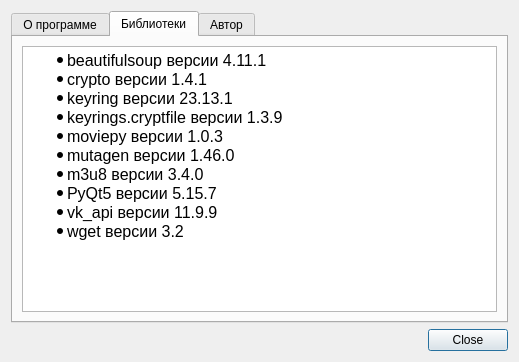
qwertyadrian/vk-music-downloader, file src/vkmusicd/ui_files/about.ui: the form before one commit.
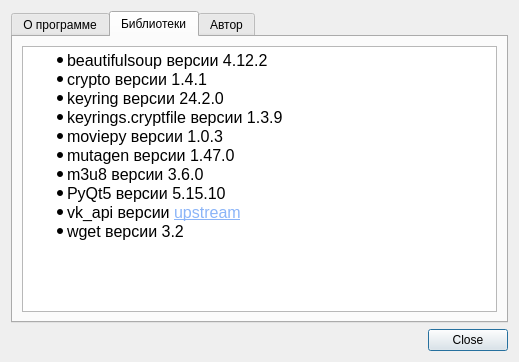
The form after the commit. The open tabs and pages were chosen to show the change.

What changed in the file:
```diff
--- a/src/vkmusicd/ui_files/about.ui
+++ b/src/vkmusicd/ui_files/about.ui
@@ -55,15 +55,15 @@
 &lt;html&gt;&lt;head&gt;&lt;meta name=&quot;qrichtext&quot; content=&quot;1&quot; /&gt;&lt;style type=&quot;text/css&quot;&gt;
 p, li { white-space: pre-wrap; }
 &lt;/style&gt;&lt;/head&gt;&lt;body style=&quot; font-family:'Noto Sans'; font-size:12pt; font-weight:400; font-style:normal;&quot;&gt;
-&lt;ul style=&quot;margin-top: 0px; margin-bottom: 0px; margin-left: 0px; margin-right: 0px; -qt-list-indent: 1;&quot;&gt;&lt;li style=&quot;&quot; style=&quot; margin-top:0px; margin-bottom:0px; margin-left:0px; margin-right:0px; -qt-block-indent:0; text-indent:0px;&quot;&gt;beautifulsoup версии 4.11.1&lt;/li&gt;&lt;/ul&gt;
+&lt;ul style=&quot;margin-top: 0px; margin-bottom: 0px; margin-left: 0px; margin-right: 0px; -qt-list-indent: 1;&quot;&gt;&lt;li style=&quot;&quot; style=&quot; margin-top:0px; margin-bottom:0px; margin-left:0px; margin-right:0px; -qt-block-indent:0; text-indent:0px;&quot;&gt;beautifulsoup версии 4.12.2&lt;/li&gt;&lt;/ul&gt;
 &lt;ul style=&quot;margin-top: 0px; margin-bottom: 0px; margin-left: 0px; margin-right: 0px; -qt-list-indent: 1;&quot;&gt;&lt;li style=&quot;&quot; style=&quot; margin-top:0px; margin-bottom:0px; margin-left:0px; margin-right:0px; -qt-block-indent:0; text-indent:0px;&quot;&gt;crypto версии 1.4.1&lt;/li&gt;&lt;/ul&gt;
-&lt;ul style=&quot;margin-top: 0px; margin-bottom: 0px; margin-left: 0px; margin-right: 0px; -qt-list-indent: 1;&quot;&gt;&lt;li style=&quot;&quot; style=&quot; margin-top:0px; margin-bottom:0px; margin-left:0px; margin-right:0px; -qt-block-indent:0; text-indent:0px;&quot;&gt;keyring версии 23.13.1&lt;/li&gt;
+&lt;ul style=&quot;margin-top: 0px; margin-bottom: 0px; margin-left: 0px; margin-right: 0px; -qt-list-indent: 1;&quot;&gt;&lt;li style=&quot;&quot; style=&quot; margin-top:0px; margin-bottom:0px; margin-left:0px; margin-right:0px; -qt-block-indent:0; text-indent:0px;&quot;&gt;keyring версии 24.2.0&lt;/li&gt;
 &lt;li style=&quot;&quot; style=&quot; margin-top:0px; margin-bottom:0px; margin-left:0px; margin-right:0px; -qt-block-indent:0; text-indent:0px;&quot;&gt;keyrings.cryptfile версии 1.3.9&lt;/li&gt;
 &lt;ul style=&quot;margin-top: 0px; margin-bottom: 0px; margin-left: 0px; margin-right: 0px; -qt-list-indent: 1;&quot;&gt;&lt;li style=&quot;&quot; style=&quot; margin-top:0px; margin-bottom:0px; margin-left:0px; margin-right:0px; -qt-block-indent:0; text-indent:0px;&quot;&gt;moviepy версии 1.0.3&lt;/li&gt;&lt;/ul&gt;
-&lt;li style=&quot;&quot; style=&quot; margin-top:0px; margin-bottom:0px; margin-left:0px; margin-right:0px; -qt-block-indent:0; text-indent:0px;&quot;&gt;mutagen версии 1.46.0&lt;/li&gt;
-&lt;li style=&quot;&quot; style=&quot; margin-top:0px; margin-bottom:0px; margin-left:0px; margin-right:0px; -qt-block-indent:0; text-indent:0px;&quot;&gt;m3u8 версии 3.4.0&lt;/li&gt;&lt;/ul&gt;
-&lt;ul style=&quot;margin-top: 0px; margin-bottom: 0px; margin-left: 0px; margin-right: 0px; -qt-list-indent: 1;&quot;&gt;&lt;li style=&quot;&quot; style=&quot; margin-top:0px; margin-bottom:0px; margin-left:0px; margin-right:0px; -qt-block-indent:0; text-indent:0px;&quot;&gt;PyQt5 версии 5.15.7&lt;/li&gt;&lt;/ul&gt;
-&lt;ul style=&quot;margin-top: 0px; margin-bottom: 0px; margin-left: 0px; margin-right: 0px; -qt-list-indent: 1;&quot;&gt;&lt;li style=&quot;&quot; style=&quot; margin-top:0px; margin-bottom:0px; margin-left:0px; margin-right:0px; -qt-block-indent:0; text-indent:0px;&quot;&gt;vk_api версии 11.9.9&lt;/li&gt;&lt;/ul&gt;
+&lt;li style=&quot;&quot; style=&quot; margin-top:0px; margin-bottom:0px; margin-left:0px; margin-right:0px; -qt-block-indent:0; text-indent:0px;&quot;&gt;mutagen версии 1.47.0&lt;/li&gt;
+&lt;li style=&quot;&quot; style=&quot; margin-top:0px; margin-bottom:0px; margin-left:0px; margin-right:0px; -qt-block-indent:0; text-indent:0px;&quot;&gt;m3u8 версии 3.6.0&lt;/li&gt;&lt;/ul&gt;
+&lt;ul style=&quot;margin-top: 0px; margin-bottom: 0px; margin-left: 0px; margin-right: 0px; -qt-list-indent: 1;&quot;&gt;&lt;li style=&quot;&quot; style=&quot; margin-top:0px; margin-bottom:0px; margin-left:0px; margin-right:0px; -qt-block-indent:0; text-indent:0px;&quot;&gt;PyQt5 версии 5.15.10&lt;/li&gt;&lt;/ul&gt;
+&lt;ul style=&quot;margin-top: 0px; margin-bottom: 0px; margin-left: 0px; margin-right: 0px; -qt-list-indent: 1;&quot;&gt;&lt;li style=&quot;&quot; style=&quot; margin-top:0px; margin-bottom:0px; margin-left:0px; margin-right:0px; -qt-block-indent:0; text-indent:0px;&quot;&gt;vk_api версии &lt;a href=&quot;https://github.com/python273/vk_api&quot;&gt;&lt;span style=&quot; text-decoration: underline; color:#8ab4f8;&quot;&gt;upstream&lt;/span&gt;&lt;/a&gt;&lt;/li&gt;&lt;/ul&gt;
 &lt;ul style=&quot;margin-top: 0px; margin-bottom: 0px; margin-left: 0px; margin-right: 0px; -qt-list-indent: 1;&quot;&gt;&lt;li style=&quot;&quot; style=&quot; margin-top:0px; margin-bottom:0px; margin-left:0px; margin-right:0px; -qt-block-indent:0; text-indent:0px;&quot;&gt;wget версии 3.2&lt;/li&gt;&lt;/ul&gt;&lt;/body&gt;&lt;/html&gt;</string>
            </property>
           </widget>
```
